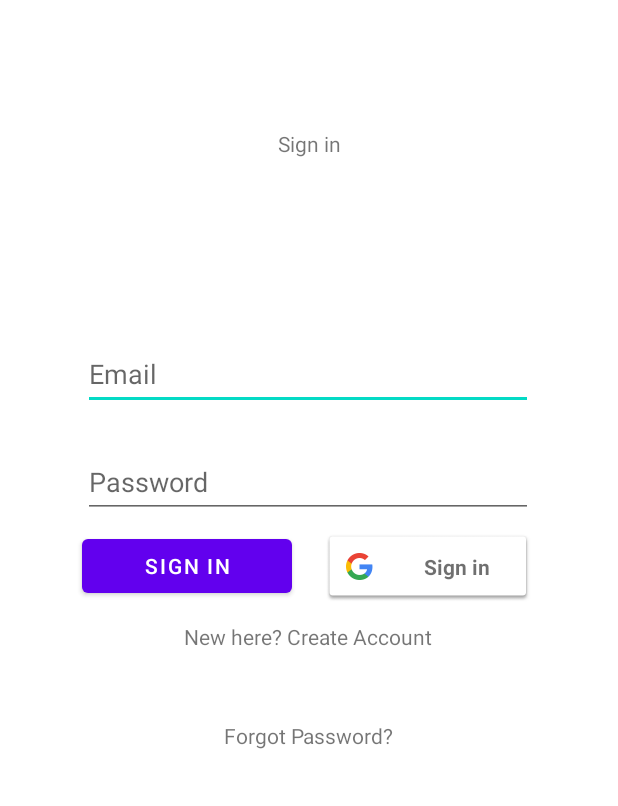
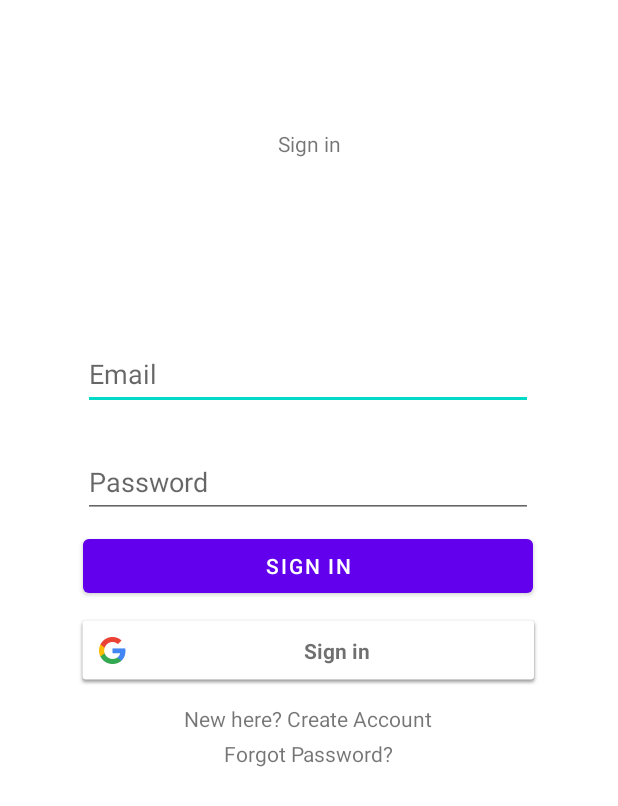
Before and after one commit to kolan4ick/NewsBlender, an Android app: the LoginActivity screen opened directly, with no data from a screen before it, on a phone screen of 412 x 824 dp. Shown: the top 806 px of the screen. Run offline under Robolectric (Android 15) with nearby library versions, the phone set to English and light mode, and no system bars; our stand-ins replace Firebase (no records; nobody signed in at launch, a user with empty details on screens opened directly).

Commit message:
Hide keyboard when sign_(in/up) is successful

```diff
--- a/app/src/main/java/com/example/newsblender/LoginActivity.java
+++ b/app/src/main/java/com/example/newsblender/LoginActivity.java
@@ -3,13 +3,16 @@ package com.example.newsblender;
 import androidx.appcompat.app.AlertDialog;
 import androidx.appcompat.app.AppCompatActivity;
 
+import android.content.Context;
 import android.content.Intent;
 import android.os.Bundle;
 import android.text.TextUtils;
 import android.util.Log;
 import android.view.View;
+import android.view.inputmethod.InputMethodManager;
 import android.widget.Button;
 import android.widget.EditText;
+import android.widget.LinearLayout;
 import android.widget.ProgressBar;
 import android.widget.TextView;
 import android.widget.Toast;
@@ -89,8 +92,11 @@ public class LoginActivity extends AppCompatActivity {
 
             fAuth.signInWithEmailAndPassword(email, password).addOnCompleteListener(task -> {
                 if (task.isSuccessful()) {
+                    InputMethodManager imm = (InputMethodManager)getSystemService(Context.INPUT_METHOD_SERVICE);
+                    imm.hideSoftInputFromWindow(view.getWindowToken(), InputMethodManager.RESULT_UNCHANGED_SHOWN);
                     Toast.makeText(LoginActivity.this, "Logged in Successfully", Toast.LENGTH_SHORT).show();
                     startActivity(new Intent(getApplicationContext(), MainActivity.class));
+
                 } else {
                     Toast.makeText(LoginActivity.this, "Error ! " + Objects.requireNonNull(task.getException()).getMessage(), Toast.LENGTH_SHORT).show();
                     mProgressBar.setVisibility(View.GONE);
--- a/app/src/main/java/com/example/newsblender/RegisterActivity.java
+++ b/app/src/main/java/com/example/newsblender/RegisterActivity.java
@@ -3,6 +3,7 @@ package com.example.newsblender;
 import androidx.appcompat.app.AppCompatActivity;
 import androidx.viewpager.widget.ViewPager;
 
+import android.content.Context;
 import android.content.Intent;
 import android.os.Build;
 import android.os.Bundle;
@@ -10,6 +11,7 @@ import android.text.TextUtils;
 import android.util.Log;
 import android.view.View;
 import android.view.Window;
+import android.view.inputmethod.InputMethodManager;
 import android.widget.Button;
 import android.widget.EditText;
 import android.widget.ProgressBar;
@@ -86,7 +88,8 @@ public class RegisterActivity extends AppCompatActivity {
 
             fAuth.createUserWithEmailAndPassword(email, password).addOnCompleteListener(task -> {
                 if (task.isSuccessful()) {
-
+                    InputMethodManager imm = (InputMethodManager)getSystemService(Context.INPUT_METHOD_SERVICE);
+                    imm.hideSoftInputFromWindow(view.getWindowToken(), InputMethodManager.RESULT_UNCHANGED_SHOWN);
                     // send verification link
 
                     FirebaseUser fuser = fAuth.getCurrentUser();
--- a/app/src/main/res/layout/activity_login.xml
+++ b/app/src/main/res/layout/activity_login.xml
@@ -63,15 +63,15 @@
 
     <com.google.android.gms.common.SignInButton
             android:id="@+id/sign_in_google_button"
-            android:layout_width="140dp"
+            android:layout_width="310dp"
             android:layout_height="48dp"
             android:layout_gravity="center"
             android:visibility="visible"
+            app:layout_constraintTop_toBottomOf="@+id/sign_in_button"
+            android:layout_marginTop="8dp"
             app:layout_constraintEnd_toEndOf="parent"
-            app:layout_constraintStart_toEndOf="@+id/sign_in_button"
-            app:layout_constraintHorizontal_bias="0.263"
-            android:layout_marginTop="8dp"
-            app:layout_constraintTop_toBottomOf="@+id/password_input_sign_in" />
+            app:layout_constraintStart_toStartOf="parent"
+            app:layout_constraintHorizontal_bias="0.495" />
 
     <TextView
             android:text="@string/register_hint"
@@ -80,9 +80,10 @@
             android:id="@+id/register_text_view"
             app:layout_constraintEnd_toEndOf="parent"
             app:layout_constraintStart_toStartOf="parent"
-            app:layout_constraintHorizontal_bias="0.498"
-            android:layout_marginTop="13dp"
+            app:layout_constraintHorizontal_bias="0.497"
+            android:layout_marginTop="12dp"
             app:layout_constraintTop_toBottomOf="@+id/sign_in_google_button" />
+
     <TextView
             android:text="@string/forgot_password"
             android:layout_width="wrap_content"
@@ -92,18 +93,19 @@
             app:layout_constraintStart_toStartOf="parent"
             app:layout_constraintBottom_toBottomOf="parent"
             android:layout_marginBottom="227dp"
+            android:layout_marginTop="4dp"
             app:layout_constraintTop_toBottomOf="@+id/register_text_view"
-            app:layout_constraintVertical_bias="0.325" />
+            app:layout_constraintVertical_bias="0.0" />
 
     <Button
             android:text="@string/sign_in"
-            android:layout_width="140dp"
+            android:layout_width="300dp"
             android:layout_height="48dp"
             android:id="@+id/sign_in_button"
             app:layout_constraintTop_toBottomOf="@+id/password_input_sign_in"
             app:layout_constraintEnd_toEndOf="parent"
             app:layout_constraintStart_toStartOf="parent"
             android:layout_marginTop="8dp"
-            app:layout_constraintHorizontal_bias="0.202" />
+            app:layout_constraintHorizontal_bias="0.495" />
 
 </androidx.constraintlayout.widget.ConstraintLayout>
```
